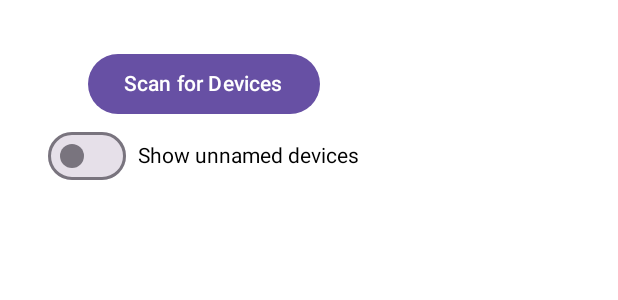
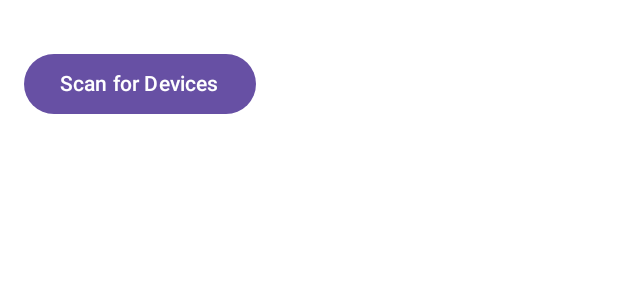
Before and after one commit to TinkerBoat/BluetoothCar, an Android app built with Jetpack Compose: the @Preview function BluetoothDeviceListScreenPreview, on a phone screen of 412 x 824 dp. Shown: the top 300 px of the screen. Run offline under Robolectric (Android 15) with nearby library versions, the phone set to English and light mode, and no system bars; our stand-ins replace Dagger/Hilt's generated code; 1 statement that could not run was skipped.

Commit message:
hide unnamed device button

```diff
--- a/app/src/main/java/info/littleboat/bluetoothcar/BluetoothDeviceListScreen.kt
+++ b/app/src/main/java/info/littleboat/bluetoothcar/BluetoothDeviceListScreen.kt
@@ -66,18 +66,18 @@ fun BluetoothDeviceListScreen(viewModel: CarControlViewModel, onNavigateBack: ()
             }
         }
 
-        Row(
-            verticalAlignment = Alignment.CenterVertically,
-            modifier = Modifier.padding(horizontal = 16.dp)
-        ) {
-            Switch(
-                checked = !filterUnnamedDevices,
-                onCheckedChange = { isChecked ->
-                    viewModel.onFilterUnnamedDevicesChanged(!isChecked)
-                }
-            )
-            Text("Show unnamed devices", modifier = Modifier.padding(start = 8.dp))
-        }
+//        Row(
+//            verticalAlignment = Alignment.CenterVertically,
+//            modifier = Modifier.padding(horizontal = 16.dp)
+//        ) {
+//            Switch(
+//                checked = !filterUnnamedDevices,
+//                onCheckedChange = { isChecked ->
+//                    viewModel.onFilterUnnamedDevicesChanged(!isChecked)
+//                }
+//            )
+//            Text("Show unnamed devices", modifier = Modifier.padding(start = 8.dp))
+//        }
 
         LazyColumn(modifier = Modifier.padding(16.dp)) {
             items(filteredDevices, key = { it.address }) { device ->
```
